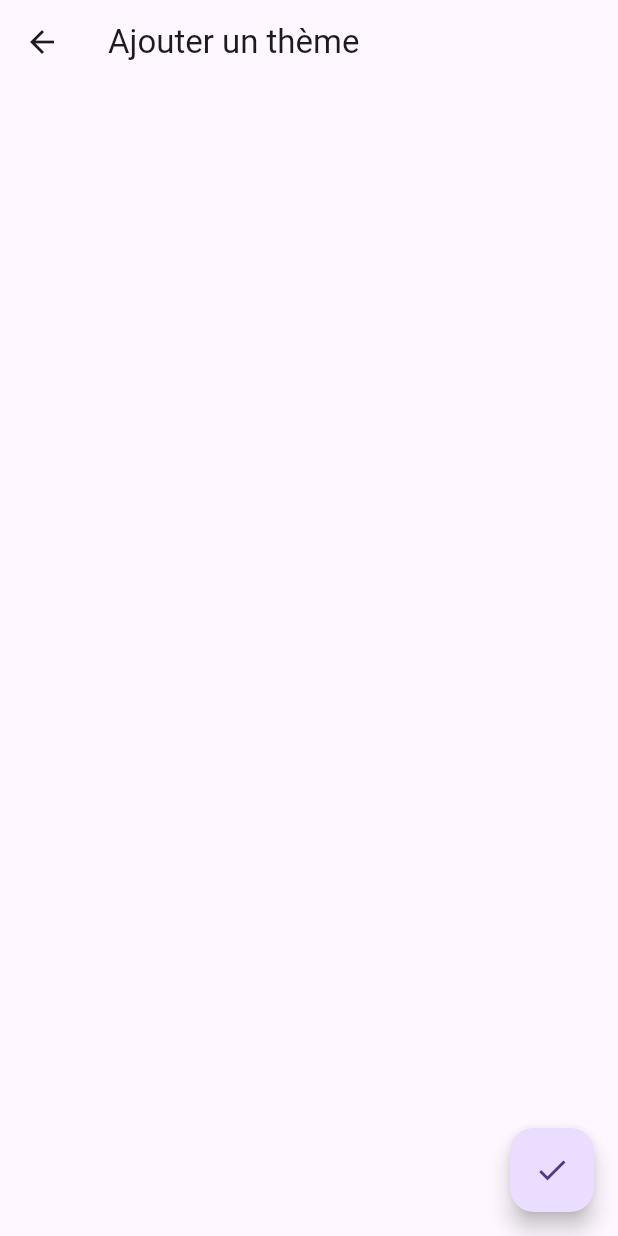
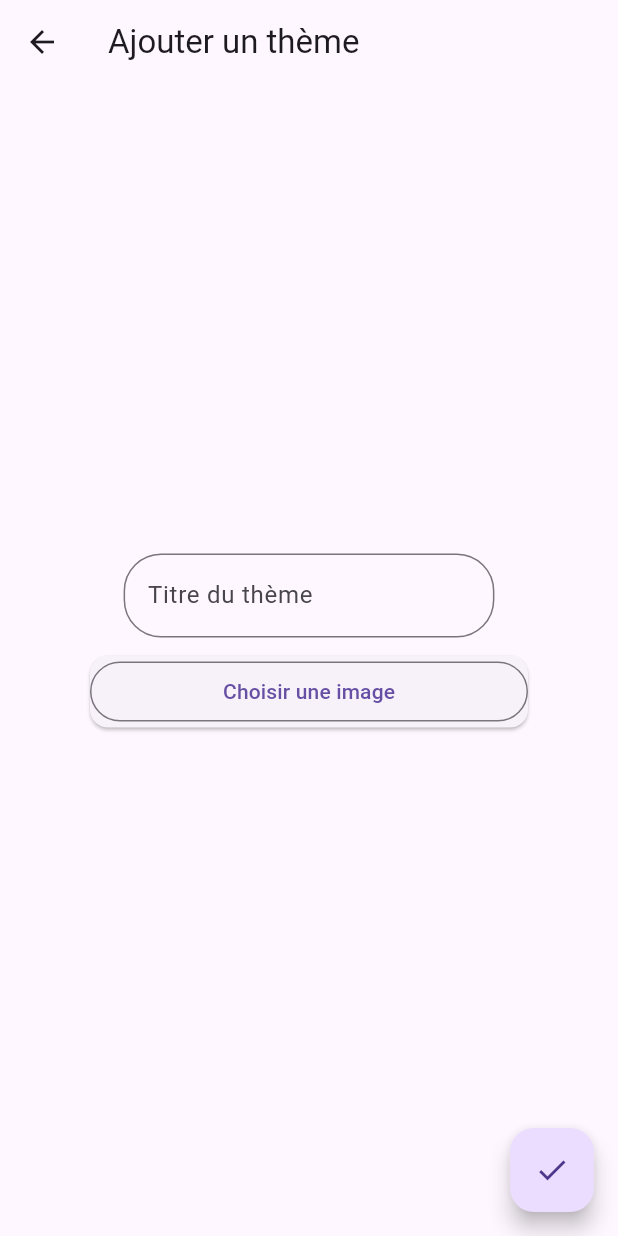
Before and after one commit to yamzal1/popdot, a Flutter app: the ThemeForm screen opened directly, on a phone screen of 412 x 824 dp. Run offline on Flutter 3.47's test engine with Material 2 defaults, Android fonts, the phone set to English and light mode, and no system bars; our stand-ins replace cloud_firestore, file_picker, firebase_core, firebase_storage, fluttertoast, hive and 1 more; missing offline and left inert: dart:html, flutter_iconpicker; accounts and stored records are empty.

Commit message:
debut form theme

```diff
--- a/lib/pages/theme_form.dart
+++ b/lib/pages/theme_form.dart
@@ -1,3 +1,5 @@
+import 'dart:html';
+
 import 'package:file_picker/file_picker.dart';
 import 'package:flutter/material.dart';
 import 'package:hive_flutter/adapters.dart';
@@ -19,6 +21,8 @@ class _ThemeFormState extends State<ThemeForm> {
   final myController = TextEditingController();
   TextEditingController titreTheme = TextEditingController();
   //late Box<Sound> soundBox;
+  String _nomImage = "";
+  String _nomTheme = "Thème";
 
 
   @override
@@ -47,7 +51,73 @@ class _ThemeFormState extends State<ThemeForm> {
       ),
       body: Center(
 
+        child: Column(
+          mainAxisAlignment: MainAxisAlignment.center,
+          children: [
 
+            SizedBox(
+              width: MediaQuery.of(context).size.width * 0.6,
+              child: TextFormField(
+                decoration: new InputDecoration(
+                  labelText: "Titre du thème",
+                  fillColor: Colors.white,
+                  border: new OutlineInputBorder(
+                    borderRadius: new BorderRadius.circular(25.0),
+                    borderSide: new BorderSide(
+                    ),
+                  ),
+                  //fillColor: Colors.green
+                ),
+                validator: (val) {
+                  if(val?.length==0) {
+                    return "Le titre ne peut pas être vide !";
+                  }else{
+                    return null;
+                  }
+                },
+                keyboardType: TextInputType.name,
+                style: new TextStyle(
+                  fontFamily: "Poppins",
+                ),
+              ),
+            ),
+            Padding(
+              padding: const EdgeInsets.all(8.0),
+              child: SizedBox(
+                width: 300.0,
+                child: Card(
+                  child: OutlinedButton(
+                    child: const Text('Choisir une image'),
+                    onPressed: () async {
+                      var picked =
+                      await FilePicker.platform.pickFiles();
+
+                      if (picked != null) {
+                        final fileBytes = picked.files.first.bytes;
+                        final fileName = picked.files.first.name;
+                        if (fileName.toString().endsWith(".jpg") ||
+                            fileName.toString().endsWith(".png")) {
+                          _nomImage = fileName;
+
+                                setState(() {});
+                          //addImage(fileName, fileBytes);
+                        }
+                      }
+                    },
+                  ),
+                ),
+
+              ),
+            ),
+            Text(
+              _nomImage,
+              style: TextStyle(
+                  color: AppColors.darkGrey,
+                  fontSize: 10,
+                  fontWeight: FontWeight.bold),
+            ),
+          ],
+        ),
 
 
 
```
